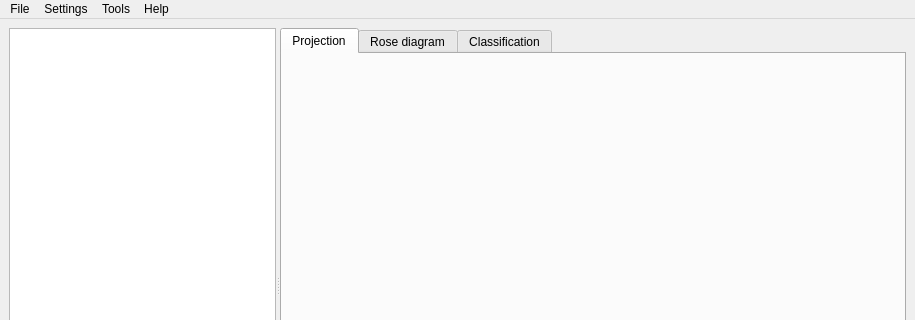
The window that ui_files/openstereo.ui (spamlab-iee/os) describes before a commit, drawn with Qt 5; both pictures show x 0 to 915 and y 0 to 320 of the 915 by 572 pixel window.
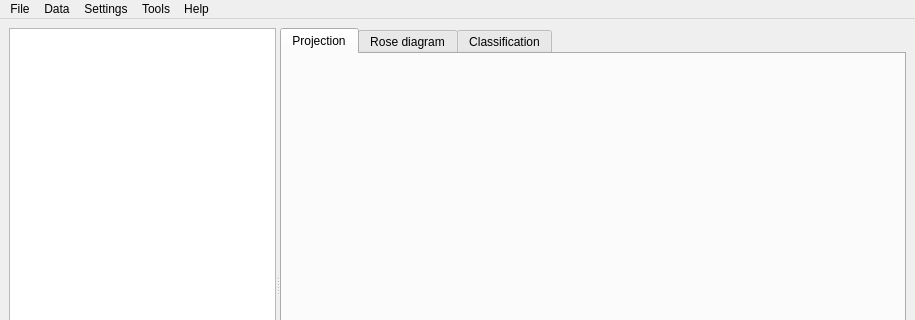
The same window after the commit.

Commit message:
preliminary support for single data items
added plane, line, small circle as basic examples and slope as advanced. The basic API is just a QInputDialog for the attitude separated by spaces. Missing settings dialogs and the ability to change the attitude without deleting and reading. Need to start working on a better context menu with specific items. Maybe some sort of syntax like the rest of the data models?

What changed in the file:
```diff
--- a/ui_files/openstereo.ui
+++ b/ui_files/openstereo.ui
@@ -189,7 +189,18 @@
     <addaction name="actionAbout"/>
     <addaction name="actionSubmit_Issue"/>
    </widget>
+   <widget class="QMenu" name="menuData">
+    <property name="title">
+     <string>Data</string>
+    </property>
+    <addaction name="actionAdd_Plane"/>
+    <addaction name="actionAdd_Line"/>
+    <addaction name="actionAdd_Small_Circle"/>
+    <addaction name="separator"/>
+    <addaction name="actionAdd_Slope"/>
+   </widget>
    <addaction name="menuFile"/>
+   <addaction name="menuData"/>
    <addaction name="menuSettings"/>
    <addaction name="menuTools"/>
    <addaction name="menuHelp"/>
```
Left out of the diff: 20 changed lines with no effect on the pictures. The commit also changes 3 other files.
